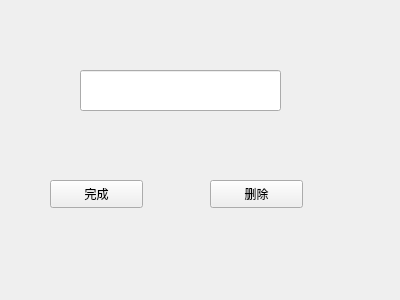
jy-080610/DBMS, file deletedatabase.ui: the form before one commit.
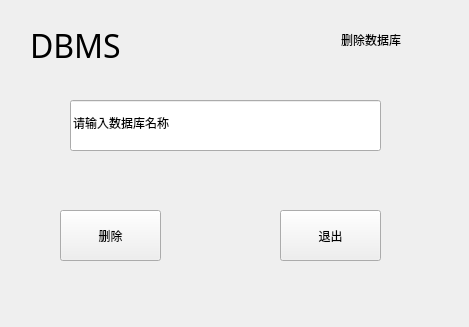
The form after the commit.

Commit message: SQL表的创建与删除1

Patch:
```diff
--- a/deletedatabase.ui
+++ b/deletedatabase.ui
@@ -6,8 +6,8 @@
    <rect>
     <x>0</x>
     <y>0</y>
-    <width>400</width>
-    <height>300</height>
+    <width>469</width>
+    <height>327</height>
    </rect>
   </property>
   <property name="windowTitle">
@@ -16,39 +16,81 @@
   <widget class="QLineEdit" name="lineEdit">
    <property name="geometry">
     <rect>
-     <x>80</x>
-     <y>70</y>
-     <width>201</width>
-     <height>41</height>
+     <x>70</x>
+     <y>100</y>
+     <width>311</width>
+     <height>51</height>
     </rect>
    </property>
+   <property name="text">
+    <string>请输入数据库名称</string>
+   </property>
   </widget>
   <widget class="QPushButton" name="pushButton">
    <property name="geometry">
     <rect>
-     <x>50</x>
-     <y>180</y>
-     <width>93</width>
-     <height>28</height>
-    </rect>
-   </property>
-   <property name="text">
-    <string>完成</string>
-   </property>
-  </widget>
-  <widget class="QPushButton" name="pushButton_2">
-   <property name="geometry">
-    <rect>
-     <x>210</x>
-     <y>180</y>
-     <width>93</width>
-     <height>28</height>
+     <x>60</x>
+     <y>210</y>
+     <width>101</width>
+     <height>51</height>
     </rect>
    </property>
    <property name="text">
     <string>删除</string>
    </property>
   </widget>
+  <widget class="QPushButton" name="pushButton_2">
+   <property name="geometry">
+    <rect>
+     <x>280</x>
+     <y>210</y>
+     <width>101</width>
+     <height>51</height>
+    </rect>
+   </property>
+   <property name="text">
+    <string>退出</string>
+   </property>
+  </widget>
+  <widget class="QLabel" name="label">
+   <property name="geometry">
+    <rect>
+     <x>30</x>
+     <y>20</y>
+     <width>111</width>
+     <height>51</height>
+    </rect>
+   </property>
+   <property name="font">
+    <font>
+     <family>华文隶书</family>
+     <pointsize>24</pointsize>
+    </font>
+   </property>
+   <property name="text">
+    <string>DBMS</string>
+   </property>
+  </widget>
+  <widget class="QLabel" name="label_2">
+   <property name="geometry">
+    <rect>
+     <x>341</x>
+     <y>30</y>
+     <width>81</width>
+     <height>20</height>
+    </rect>
+   </property>
+   <property name="font">
+    <font>
+     <family>Agency FB</family>
+     <weight>50</weight>
+     <bold>false</bold>
+    </font>
+   </property>
+   <property name="text">
+    <string>删除数据库</string>
+   </property>
+  </widget>
  </widget>
  <resources/>
  <connections/>
```
The commit also changes 6 other files.
